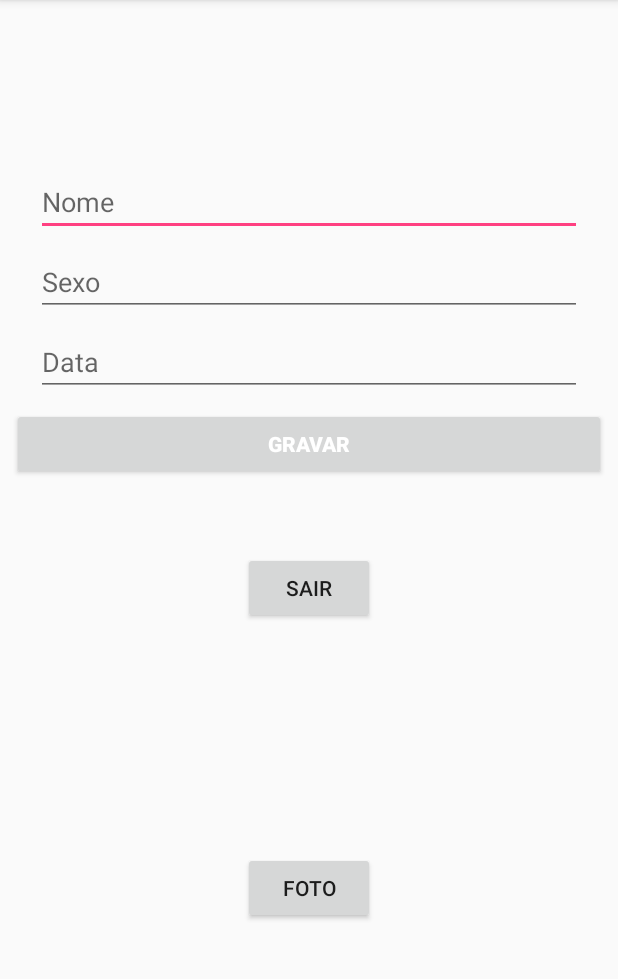
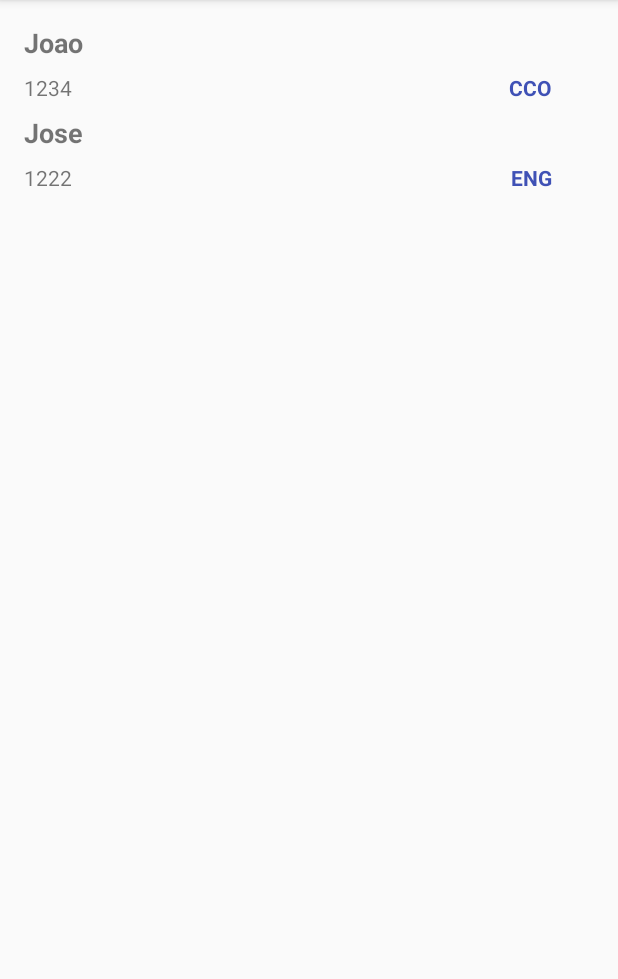
Before and after one commit to caiomnt/PI2, an Android app: the screen it shows after launch once a user with an empty profile is signed in (EnvioFirebaseActivity before the commit, Listar after it), on a phone screen of 412 x 824 dp, the part 84-1063 px from its top. Run offline under Robolectric (Android 15) with nearby library versions, the phone set to English and light mode, and no system bars; our stand-ins replace Firebase (no records; nobody signed in at launch, a user with empty details on screens opened directly); libraries missing offline, so code that uses them is left out: com.facebook, com.facebook.login.

Commit message:
Recycle View

```diff
--- a/EconoMMarket/app/build.gradle
+++ b/EconoMMarket/app/build.gradle
@@ -22,7 +22,7 @@ dependencies {
     implementation fileTree(dir: 'libs', include: ['*.jar'])
     implementation 'com.android.support:appcompat-v7:26.1.0'
     implementation 'com.android.support.constraint:constraint-layout:1.0.2'
-    implementation 'com.android.support:recyclerview-v7:27.1.1'
+    implementation 'com.android.support:recyclerview-v7:26.1.0'
     testImplementation 'junit:junit:4.12'
     androidTestImplementation 'com.android.support.test:runner:1.0.1'
     androidTestImplementation 'com.android.support.test.espresso:espresso-core:3.0.1'
--- a/EconoMMarket/app/src/main/java/pi2/econommarket/Listar.java
+++ b/EconoMMarket/app/src/main/java/pi2/econommarket/Listar.java
@@ -1,11 +1,15 @@
-/*package pi2.econommarket;
+package pi2.econommarket;
 
+import android.content.Context;
 import android.support.v7.app.AppCompatActivity;
 import android.os.Bundle;
-
-import com.google.firebase.auth.FirebaseUser;
-import com.google.firebase.database.DatabaseReference;
-import com.google.firebase.database.FirebaseDatabase;
+import android.support.v7.widget.DefaultItemAnimator;
+import android.support.v7.widget.LinearLayoutManager;
+import android.support.v7.widget.RecyclerView;
+import android.view.LayoutInflater;
+import android.view.View;
+import android.view.ViewGroup;
+import android.widget.TextView;
 
 import java.util.ArrayList;
 import java.util.List;
@@ -13,15 +17,86 @@ import java.util.List;
 public class Listar extends AppCompatActivity {
 
 
-    private ListarAdapter recycleViewAdapter;
-    private List<Contact> contactBook = new ArrayList<>();
-    private FirebaseDatabase database;
-    private DatabaseReference contactBookRootRef;
+    public class Aluno{
+        public String matricula;
+        public String nome;
+        public String curso;
+
+        public Aluno(String matricula,String nome,String curso){
+            this.matricula = matricula;
+            this.nome = nome;
+            this.curso = curso;
+        }
+    }
+
+    private List<Aluno> listaAlunos = new ArrayList<>();
 
     @Override
     protected void onCreate(Bundle savedInstanceState) {
         super.onCreate(savedInstanceState);
         setContentView(R.layout.listar);
+
+
+        Aluno aluno1 = new Aluno("1234", "Joao", "CCO");
+        Aluno aluno2 = new Aluno("1222", "Jose", "ENG");
+
+        listaAlunos.add(aluno1);
+        listaAlunos.add(aluno2);
+
+        RecyclerView lista = findViewById(R.id.lista);
+        lista.setLayoutManager(new LinearLayoutManager(this));
+        lista.setItemAnimator(new DefaultItemAnimator());
+
+
+        AlunoAdapter adapter = new AlunoAdapter(this);
+        lista.setAdapter(adapter);
+    }
+
+    public class AlunoViewHolder extends RecyclerView.ViewHolder{
+
+
+        public TextView txtNome;
+        public TextView txtMatricula;
+        public TextView txtCurso;
+
+        public AlunoViewHolder(View view){
+            super(view);
+
+            txtNome = view.findViewById(R.id.txtNome);
+            txtMatricula = view.findViewById(R.id.txtMatricula);
+            txtCurso = view.findViewById(R.id.txtCurso);
+
+        }
+    }
+
+    public class AlunoAdapter extends RecyclerView.Adapter<AlunoViewHolder>{
+
+        private Context nContext;
+
+        public AlunoAdapter(Context context){
+            nContext = context;
+        }
+
+        @Override
+        public AlunoViewHolder onCreateViewHolder(ViewGroup parent, int viewType) {
+            View v = LayoutInflater.from(nContext).inflate(R.layout.item_lista, parent, false);
+            AlunoViewHolder holder = new AlunoViewHolder(v);
+            return holder;
+        }
+
+        @Override
+        public void onBindViewHolder(AlunoViewHolder holder, int position) {
+            Aluno a = listaAlunos.get(position);
+
+            holder.txtNome.setText(a.nome);
+            holder.txtMatricula.setText(a.matricula);
+            holder.txtCurso.setText(a.curso);
+
+        }
+
+        @Override
+        public int getItemCount() {
+            return listaAlunos.size();
+        }
     }
 }
-*/
--- a/EconoMMarket/app/src/main/java/pi2/econommarket/LoginActivity.java
+++ b/EconoMMarket/app/src/main/java/pi2/econommarket/LoginActivity.java
@@ -103,7 +103,7 @@ public class LoginActivity extends AppCompatActivity {
         GoogleSignInAccount account = GoogleSignIn.getLastSignedInAccount(this);
 
         if(user != null || account != null){
-            Intent it = new Intent(LoginActivity.this, EnvioFirebaseActivity.class);
+            Intent it = new Intent(LoginActivity.this, Listar.class);
             startActivity(it);
             finish();
         }
--- /dev/null
+++ b/EconoMMarket/app/src/main/res/layout/item_lista.xml
@@ -0,0 +1,46 @@
+<?xml version="1.0" encoding="utf-8"?>
+<android.support.constraint.ConstraintLayout xmlns:android="http://schemas.android.com/apk/res/android"
+    xmlns:app="http://schemas.android.com/apk/res-auto"
+    xmlns:tools="http://schemas.android.com/tools"
+    android:layout_width="match_parent"
+    android:layout_height="wrap_content">
+
+    <TextView
+        android:id="@+id/txtNome"
+        android:layout_width="0dp"
+        android:layout_height="wrap_content"
+        android:layout_marginEnd="8dp"
+        android:layout_marginStart="8dp"
+        android:layout_marginTop="8dp"
+        android:text="TextView"
+        android:textAlignment="viewStart"
+        android:textSize="18sp"
+        android:textStyle="bold"
+        app:layout_constraintEnd_toEndOf="parent"
+        app:layout_constraintStart_toStartOf="parent"
+        app:layout_constraintTop_toTopOf="parent" />
+
+    <TextView
+        android:id="@+id/txtMatricula"
+        android:layout_width="wrap_content"
+        android:layout_height="18dp"
+        android:layout_marginStart="8dp"
+        android:layout_marginTop="8dp"
+        android:text="TextView"
+        android:textAlignment="viewStart"
+        app:layout_constraintStart_toStartOf="parent"
+        app:layout_constraintTop_toBottomOf="@+id/txtNome" />
+
+    <TextView
+        android:id="@+id/txtCurso"
+        android:layout_width="wrap_content"
+        android:layout_height="wrap_content"
+        android:layout_marginEnd="8dp"
+        android:layout_marginTop="8dp"
+        android:text="TextView"
+        android:textAlignment="textEnd"
+        android:textColor="@color/colorPrimary"
+        android:textStyle="bold"
+        app:layout_constraintEnd_toEndOf="parent"
+        app:layout_constraintTop_toBottomOf="@+id/txtNome" />
+</android.support.constraint.ConstraintLayout>
--- a/EconoMMarket/app/src/main/res/layout/listar.xml
+++ b/EconoMMarket/app/src/main/res/layout/listar.xml
@@ -1,40 +1,24 @@
 <?xml version="1.0" encoding="utf-8"?>
-<LinearLayout xmlns:android="http://schemas.android.com/apk/res/android"
+<android.support.constraint.ConstraintLayout xmlns:android="http://schemas.android.com/apk/res/android"
+    xmlns:app="http://schemas.android.com/apk/res-auto"
+    xmlns:tools="http://schemas.android.com/tools"
     android:layout_width="match_parent"
     android:layout_height="match_parent"
-    android:orientation="horizontal">
+    tools:context="pi2.econommarket.Listar">
 
+    <android.support.v7.widget.RecyclerView
+        android:id="@+id/lista"
+        android:layout_width="368dp"
+        android:layout_height="495dp"
+        android:layout_marginBottom="8dp"
+        android:layout_marginEnd="8dp"
+        android:layout_marginStart="8dp"
+        android:layout_marginTop="8dp"
+        app:layout_constraintBottom_toBottomOf="parent"
+        app:layout_constraintEnd_toEndOf="parent"
+        app:layout_constraintHorizontal_bias="0.0"
+        app:layout_constraintStart_toStartOf="parent"
+        app:layout_constraintTop_toTopOf="parent"
+        app:layout_constraintVertical_bias="0.0" />
 
-
-    <LinearLayout
-        android:layout_marginTop="15dp"
-        android:layout_width="match_parent"
-        android:layout_height="match_parent"
-        android:orientation="vertical">
-
-        <TextView
-            android:layout_width="match_parent"
-            android:layout_height="wrap_content"
-            android:text="User"
-            android:textSize="22dp"
-            android:id="@+id/listaName"
-            android:textColor="@android:color/black"
-            android:textStyle="bold"
-            />
-        <TextView
-            android:layout_width="match_parent"
-            android:layout_height="wrap_content"
-            android:text="user@contato.com"
-            android:textSize="22dp"
-            android:id="@+id/listaEmail"
-            android:textColor="@android:color/black"
-            android:textStyle="normal"
-            />
-    </LinearLayout>
-    <android.support.v7.widget.RecyclerView
-        android:scrollbars="none"
-        android:layout_width="match_parent"
-        android:layout_height="match_parent"
-        android:id="@+id/listaView" />
-
-</LinearLayout>
+</android.support.constraint.ConstraintLayout>
--- a/EconoMMarket/app/src/main/res/values/colors.xml
+++ b/EconoMMarket/app/src/main/res/values/colors.xml
@@ -1,6 +1,6 @@
 <?xml version="1.0" encoding="utf-8"?>
 <resources>
-    <color name="colorPrimary">#3F51B5</color>
+    <color name="colorPrimary">#3f51b5</color>
     <color name="colorPrimaryDark">#303F9F</color>
     <color name="colorAccent">#FF4081</color>
 </resources>
```
Also changed, not shown: 1 other file.
